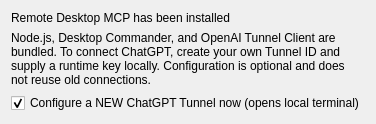
Before: the Qt Designer form packaging/assets/configure.ui in ThinkerQAQ/remote-desktop-mcp, drawn with Qt 5.
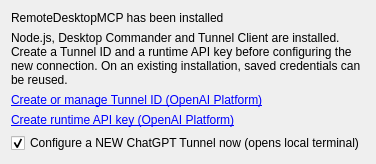
After: the same form once the commit is applied.

Commit message: fix: simplify RemoteDesktopMCP installer naming and Tunnel setup

Diff of the .ui file:
```diff
--- a/packaging/assets/configure.ui
+++ b/packaging/assets/configure.ui
@@ -4,12 +4,20 @@
  <widget class="QWidget" name="ConfigureConnection">
   <layout class="QVBoxLayout" name="verticalLayout">
    <item><widget class="QLabel" name="titleLabel">
-    <property name="text"><string>Remote Desktop MCP has been installed</string></property>
+    <property name="text"><string>RemoteDesktopMCP has been installed</string></property>
    </widget></item>
    <item><widget class="QLabel" name="descriptionLabel">
-    <property name="text"><string>Node.js, Desktop Commander, and OpenAI Tunnel Client are bundled. To connect ChatGPT, create your own Tunnel ID and supply a runtime key locally. Configuration is optional and does not reuse old connections.</string></property>
+    <property name="text"><string>Node.js, Desktop Commander and Tunnel Client are installed. Create a Tunnel ID and a runtime API key before configuring the new connection. On an existing installation, saved credentials can be reused.</string></property>
     <property name="wordWrap"><bool>true</bool></property>
    </widget></item>
+   <item><widget class="QLabel" name="tunnelHelpLink">
+    <property name="text"><string>&lt;a href="https://platform.openai.com/settings/organization/tunnels"&gt;Create or manage Tunnel ID (OpenAI Platform)&lt;/a&gt;</string></property>
+    <property name="openExternalLinks"><bool>true</bool></property>
+   </widget></item>
+   <item><widget class="QLabel" name="apiKeyHelpLink">
+    <property name="text"><string>&lt;a href="https://platform.openai.com/settings/organization/api-keys"&gt;Create runtime API key (OpenAI Platform)&lt;/a&gt;</string></property>
+    <property name="openExternalLinks"><bool>true</bool></property>
+   </widget></item>
    <item><widget class="QCheckBox" name="configureNowCheckBox">
     <property name="text"><string>Configure a NEW ChatGPT Tunnel now (opens local terminal)</string></property>
     <property name="checked"><bool>true</bool></property>
```
The commit also changes 6 other files.
